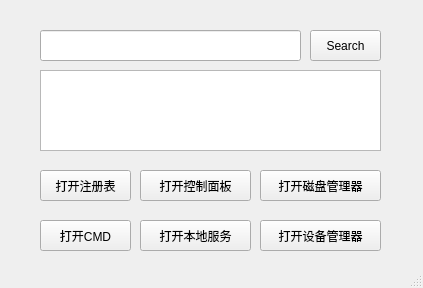
Above: tool/tool.ui from JianKang-Li/playground before the change. Below: the same form after it.
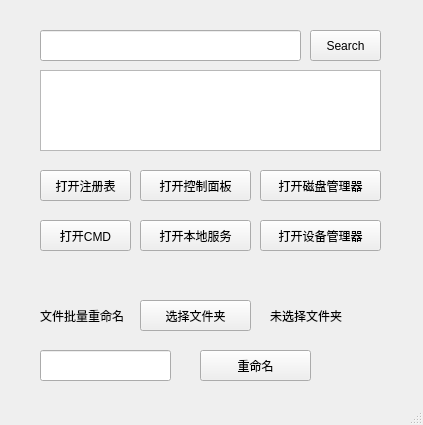
That is the form after the change.

Commit message: 文件夹下文件重命名

```diff
--- a/tool/tool.ui
+++ b/tool/tool.ui
@@ -7,7 +7,7 @@
     <x>0</x>
     <y>0</y>
     <width>423</width>
-    <height>288</height>
+    <height>425</height>
    </rect>
   </property>
   <property name="windowTitle">
@@ -125,6 +125,68 @@
      </rect>
     </property>
    </widget>
+   <widget class="QPushButton" name="check_folder">
+    <property name="geometry">
+     <rect>
+      <x>140</x>
+      <y>300</y>
+      <width>111</width>
+      <height>31</height>
+     </rect>
+    </property>
+    <property name="text">
+     <string>选择文件夹</string>
+    </property>
+   </widget>
+   <widget class="QLabel" name="label">
+    <property name="geometry">
+     <rect>
+      <x>40</x>
+      <y>300</y>
+      <width>91</width>
+      <height>31</height>
+     </rect>
+    </property>
+    <property name="text">
+     <string>文件批量重命名</string>
+    </property>
+   </widget>
+   <widget class="QLabel" name="floder">
+    <property name="geometry">
+     <rect>
+      <x>270</x>
+      <y>300</y>
+      <width>141</width>
+      <height>31</height>
+     </rect>
+    </property>
+    <property name="text">
+     <string>未选择文件夹</string>
+    </property>
+   </widget>
+   <widget class="QLineEdit" name="filename">
+    <property name="geometry">
+     <rect>
+      <x>40</x>
+      <y>350</y>
+      <width>131</width>
+      <height>31</height>
+     </rect>
+    </property>
+   </widget>
+   <widget class="QPushButton" name="renamebtn">
+    <property name="geometry">
+     <rect>
+      <x>200</x>
+      <y>350</y>
+      <width>111</width>
+      <height>31</height>
+     </rect>
+    </property>
+    <property name="text">
+     <string>重命名</string>
+    </property>
+   </widget>
   </widget>
   <widget class="QStatusBar" name="statusbar"/>
  </widget>
```
The commit also changes 2 other files.
